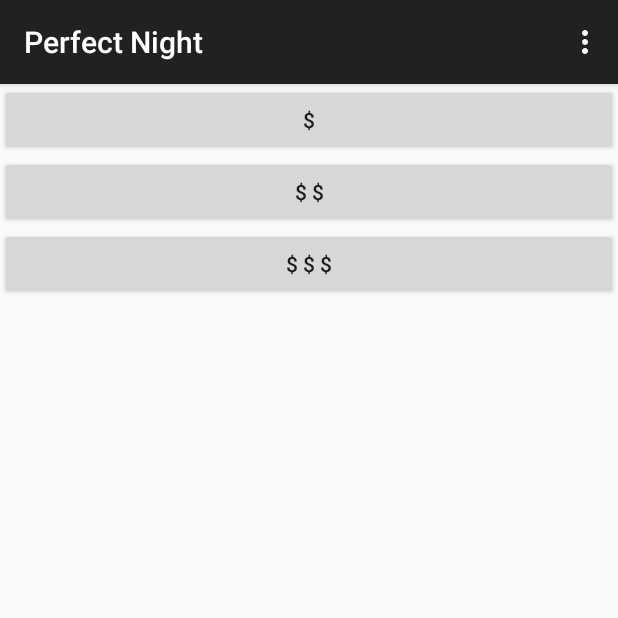
After one commit to levibostian/DateBrew, an Android app: the fragment PriceFragment placed in its activity, on a phone screen of 412 x 824 dp, the top half of it. The commit adds this screen. Run offline under Robolectric (Android 15) with nearby library versions, the phone set to English and light mode, and no system bars.

Commit message:
Create first screen after login screen with all different price options

```diff
--- a/app/src/main/java/co/perfectnight/perfectnight/activity/MainActivity.java
+++ b/app/src/main/java/co/perfectnight/perfectnight/activity/MainActivity.java
@@ -7,98 +7,36 @@ import android.view.MenuItem;
 import android.view.View;
 import android.widget.Button;
 import android.widget.EditText;
+import android.widget.FrameLayout;
 import android.widget.TextView;
 import co.perfectnight.perfectnight.R;
+import co.perfectnight.perfectnight.fragment.LoginFragment;
+import co.perfectnight.perfectnight.fragment.PriceFragment;
 import com.parse.LogInCallback;
 import com.parse.ParseException;
 import com.parse.ParseUser;
 import com.parse.SignUpCallback;
 
-
 public class MainActivity extends ActionBarActivity {
-
-    private EditText mEmailEditText;
-    private EditText mPasswordEditText;
-    private Button mSignUpButton;
-    private Button mLoginButton;
-    private TextView mErrorText;
 
     @Override
     protected void onCreate(Bundle savedInstanceState) {
         super.onCreate(savedInstanceState);
-        setContentView(R.layout.main_activity);
+        setContentView(R.layout.activity_main);
 
-        mEmailEditText = (EditText) findViewById(R.id.email_edittext);
-        mPasswordEditText = (EditText) findViewById(R.id.password_edittext);
-        mSignUpButton = (Button) findViewById(R.id.sign_up_button);
-        mLoginButton = (Button) findViewById(R.id.login_button);
-        mErrorText = (TextView) findViewById(R.id.error_text);
-
-        mSignUpButton.setOnClickListener(new View.OnClickListener() {
-            @Override
-            public void onClick(View v) {
-                signUp(mEmailEditText.getText().toString(), mPasswordEditText.getText().toString());
-                clearErrors();
-            }
-        });
-
-        mLoginButton.setOnClickListener(new View.OnClickListener() {
-            @Override
-            public void onClick(View v) {
-                login(mEmailEditText.getText().toString(), mPasswordEditText.getText().toString());
-            }
-        });
-    }
-
-    private void clearErrors() {
-        mErrorText.setText("");
-    }
-
-    private void signUp(String email, String password) {
-        ParseUser user = new ParseUser();
-        user.setUsername(email);
-        user.setPassword(password);
-
-        user.signUpInBackground(new SignUpCallback() {
-            @Override
-            public void done(ParseException e) {
-                // go to first page of app.
-            }
-        });
-    }
-
-    private void login(String email, String password) {
-        ParseUser.logInInBackground(email, password, new LogInCallback() {
-            @Override
-            public void done(final ParseUser parseUser, ParseException e) {
-                if (parseUser != null) {
-                    // go to first page of app.
-                } else {
-                    setLoginError();
-                }
-            }
-        });
-    }
-
-    private void setLoginError() {
-        mErrorText.setText("Looks like you don't have an account. Try Sign up instead.");
+        getFragmentManager().beginTransaction().add(R.id.fragment_container, LoginFragment.newInstance()).commit();
     }
 
     @Override
     public boolean onCreateOptionsMenu(Menu menu) {
-        // Inflate the menu; this adds items to the action bar if it is present.
         getMenuInflater().inflate(R.menu.main_menu, menu);
         return true;
     }
 
     @Override
     public boolean onOptionsItemSelected(MenuItem item) {
-        // Handle action bar item clicks here. The action bar will
-        // automatically handle clicks on the Home/Up button, so long
-        // as you specify a parent activity in AndroidManifest.xml.
         int id = item.getItemId();
 
-        //noinspection SimplifiableIfStatement
         if (id == R.id.action_settings) {
             return true;
         }
--- /dev/null
+++ b/app/src/main/java/co/perfectnight/perfectnight/fragment/LoginFragment.java
@@ -0,0 +1,93 @@
+package co.perfectnight.perfectnight.fragment;
+
+import android.app.Fragment;
+import android.os.Bundle;
+import android.support.annotation.Nullable;
+import android.view.LayoutInflater;
+import android.view.View;
+import android.view.ViewGroup;
+import android.widget.Button;
+import android.widget.EditText;
+import android.widget.TextView;
+import co.perfectnight.perfectnight.R;
+import com.parse.LogInCallback;
+import com.parse.ParseException;
+import com.parse.ParseUser;
+import com.parse.SignUpCallback;
+
+public class LoginFragment extends Fragment {
+
+    private EditText mEmailEditText;
+    private EditText mPasswordEditText;
+    private Button mSignUpButton;
+    private Button mLoginButton;
+    private TextView mErrorText;
+
+    public static LoginFragment newInstance() {
+        return new LoginFragment();
+    }
+
+    @Nullable
+    @Override
+    public View onCreateView(LayoutInflater inflater, ViewGroup container, Bundle savedInstanceState) {
+        View view = inflater.inflate(R.layout.fragment_login, container, false);
+
+        mEmailEditText = (EditText) view.findViewById(R.id.email_edittext);
+        mPasswordEditText = (EditText) view.findViewById(R.id.password_edittext);
+        mSignUpButton = (Button) view.findViewById(R.id.sign_up_button);
+        mLoginButton = (Button) view.findViewById(R.id.login_button);
+        mErrorText = (TextView) view.findViewById(R.id.error_text);
+
+        mSignUpButton.setOnClickListener(new View.OnClickListener() {
+            @Override
+            public void onClick(View v) {
+                signUp(mEmailEditText.getText().toString(), mPasswordEditText.getText().toString());
+                clearErrors();
+            }
+        });
+
+        mLoginButton.setOnClickListener(new View.OnClickListener() {
+            @Override
+            public void onClick(View v) {
+                login(mEmailEditText.getText().toString(), mPasswordEditText.getText().toString());
+            }
+        });
+
+        return view;
+    }
+
+    private void clearErrors() {
+        mErrorText.setText("");
+    }
+
+    private void signUp(String email, String password) {
+        ParseUser user = new ParseUser();
+        user.setUsername(email);
+        user.setPassword(password);
+
+        user.signUpInBackground(new SignUpCallback() {
+            @Override
+            public void done(ParseException e) {
+                getActivity().getFragmentManager().beginTransaction().replace(R.id.fragment_container, PriceFragment.newInstance()).commit();
+            }
+        });
+    }
+
+    private void login(String email, String password) {
+        ParseUser.logInInBackground(email, password, new LogInCallback() {
+            @Override
+            public void done(final ParseUser parseUser, ParseException e) {
+                if (parseUser != null) {
+                    getActivity().getFragmentManager().beginTransaction().replace(R.id.fragment_container, PriceFragment.newInstance()).commit();
+                } else {
+                    setLoginError();
+                }
+            }
+        });
+    }
+
+    private void setLoginError() {
+        mErrorText.setText("Looks like you don't have an account. Try Sign up instead.");
+    }
+
+}
--- /dev/null
+++ b/app/src/main/java/co/perfectnight/perfectnight/fragment/PriceFragment.java
@@ -0,0 +1,52 @@
+package co.perfectnight.perfectnight.fragment;
+
+import android.app.Fragment;
+import android.os.Bundle;
+import android.support.annotation.Nullable;
+import android.view.LayoutInflater;
+import android.view.View;
+import android.view.ViewGroup;
+import android.widget.Button;
+import co.perfectnight.perfectnight.R;
+
+public class PriceFragment extends Fragment {
+
+    private Button mLowestPriceButton;
+    private Button mMediumPriceButton;
+    private Button mExpensivePriceButton;
+
+    public static PriceFragment newInstance() {
+        return new PriceFragment();
+    }
+
+    @Nullable
+    @Override
+    public View onCreateView(LayoutInflater inflater, ViewGroup container, Bundle savedInstanceState) {
+        View view = inflater.inflate(R.layout.fragment_price, container, false);
+
+        mLowestPriceButton = (Button) view.findViewById(R.id.lowest_price_button);
+        mMediumPriceButton = (Button) view.findViewById(R.id.medium_price_button);
+        mExpensivePriceButton = (Button) view.findViewById(R.id.expensive_price_button);
+
+        mLowestPriceButton.setOnClickListener(new View.OnClickListener() {
+            @Override
+            public void onClick(View v) {
+                // show lowest price option
+            }
+        });
+        mMediumPriceButton.setOnClickListener(new View.OnClickListener() {
+            @Override
+            public void onClick(View v) {
+                // show medium price option
+            }
+        });
+        mExpensivePriceButton.setOnClickListener(new View.OnClickListener() {
+            @Override
+            public void onClick(View v) {
+                // show expensive price option
+            }
+        });
+
+        return view;
+    }
+}
--- /dev/null
+++ b/app/src/main/res/layout/activity_main.xml
@@ -0,0 +1,11 @@
+<?xml version="1.0" encoding="utf-8"?>
+<FrameLayout xmlns:android="http://schemas.android.com/apk/res/android"
+    android:layout_width="match_parent"
+    android:layout_height="match_parent">
+
+    <FrameLayout
+        android:id="@+id/fragment_container"
+        android:layout_width="match_parent"
+        android:layout_height="match_parent"/>
+
+</FrameLayout>
--- /dev/null
+++ b/app/src/main/res/layout/fragment_price.xml
@@ -0,0 +1,31 @@
+<?xml version="1.0" encoding="utf-8"?>
+<LinearLayout xmlns:android="http://schemas.android.com/apk/res/android"
+    android:orientation="vertical"
+    android:layout_width="match_parent"
+    android:layout_height="match_parent">
+
+    <Button
+        android:id="@+id/lowest_price_button"
+        android:paddingLeft="20dp"
+        android:paddingRight="20dp"
+        android:layout_width="match_parent"
+        android:layout_height="wrap_content"
+        android:text="  $  "/>
+
+    <Button
+        android:id="@+id/medium_price_button"
+        android:paddingLeft="20dp"
+        android:paddingRight="20dp"
+        android:layout_width="match_parent"
+        android:layout_height="wrap_content"
+        android:text=" $ $ "/>
+
+    <Button
+        android:id="@+id/expensive_price_button"
+        android:paddingLeft="20dp"
+        android:paddingRight="20dp"
+        android:layout_width="match_parent"
+        android:layout_height="wrap_content"
+        android:text="$ $ $"/>
+
+</LinearLayout>
```
Also changed, not shown: app/src/main/res/layout/fragment_login.xml (renamed from app/src/main/res/layout/main_activity.xml).
